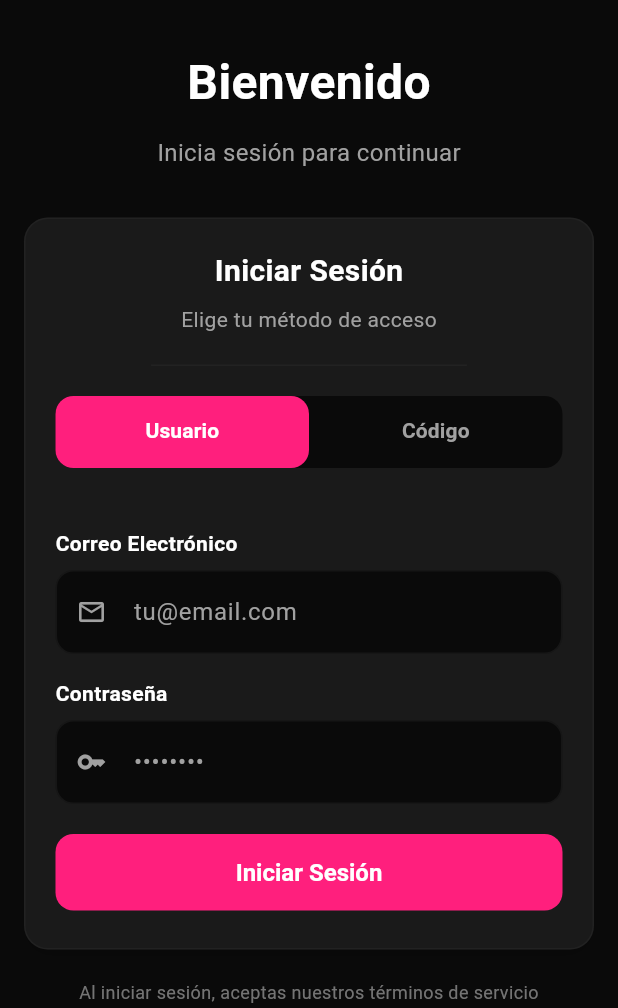
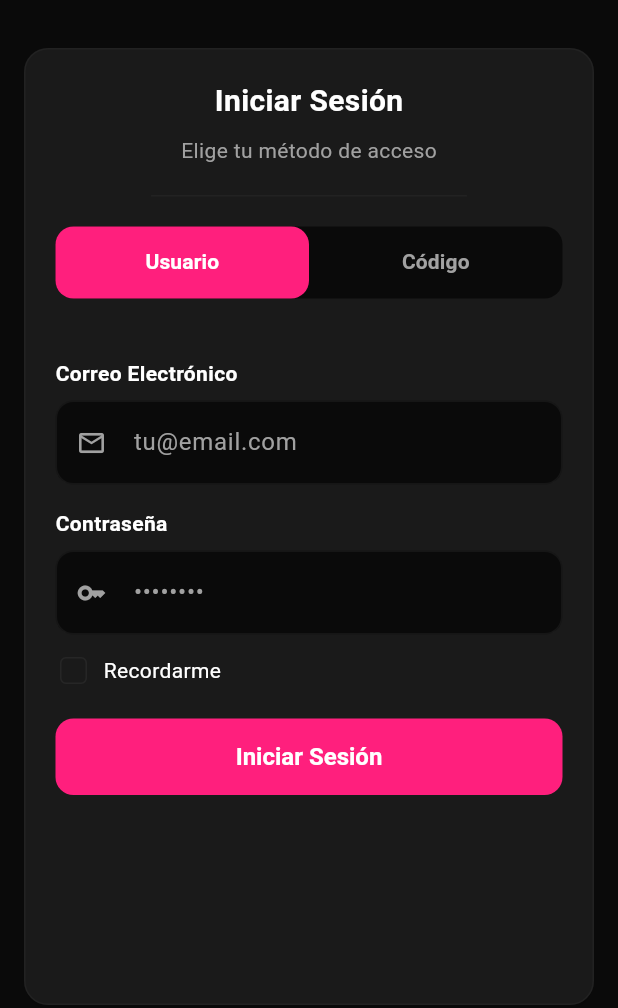
Before and after one commit to mickyys/tocketicket-app, a Flutter app: the screen it shows after launch, on a phone screen of 412 x 824 dp, the part 228-1236 px from its top. Run offline on Flutter 3.47's test engine with Material 3 defaults, Android fonts, the phone set to English and light mode, and no system bars; our stand-ins replace audioplayers, bloc, dartz, dio, equatable, flutter_bloc and 9 more; missing offline and left inert: mobile_scanner; accounts and stored records are empty.

Commit message:
feat: agregar funcionalidad de "Recordarme" en la página de inicio de sesión y mejorar la gestión de credenciales

```diff
--- a/lib/config/app_config.dart
+++ b/lib/config/app_config.dart
@@ -8,7 +8,7 @@ class AppConfig {
 
   static const String _envString = String.fromEnvironment(
     'ENVIRONMENT',
-    defaultValue: 'prod',
+    defaultValue: 'local',
   );
 
   static void setEnvironment() {
--- a/lib/core/services/auth_service.dart
+++ b/lib/core/services/auth_service.dart
@@ -83,7 +83,10 @@ class AuthService {
 
         return {
           'success': false,
-          'error': responseData['message'] ?? 'Error al iniciar sesión',
+          'error':
+              responseData['message'] ??
+              responseData['error'] ??
+              'Error al iniciar sesión',
         };
       }
     } catch (e, stackTrace) {
@@ -164,6 +167,31 @@ class AuthService {
         'error': 'Error de conexión. Verifica tu internet.',
       };
     }
+  }
+
+  static Future<void> saveRememberMeCredentials(
+    String email,
+    String password,
+  ) async {
+    await _storage.write(key: 'remember_me_email', value: email);
+    await _storage.write(key: 'remember_me_password', value: password);
+    await _storage.write(key: 'remember_me_enabled', value: 'true');
+  }
+
+  static Future<void> clearRememberMeCredentials() async {
+    await _storage.delete(key: 'remember_me_email');
+    await _storage.delete(key: 'remember_me_password');
+    await _storage.write(key: 'remember_me_enabled', value: 'false');
+  }
+
+  static Future<Map<String, String?>> getRememberMeCredentials() async {
+    final enabled = await _storage.read(key: 'remember_me_enabled');
+    if (enabled == 'true') {
+      final email = await _storage.read(key: 'remember_me_email');
+      final password = await _storage.read(key: 'remember_me_password');
+      return {'email': email, 'password': password};
+    }
+    return {'email': null, 'password': null};
   }
 
   static Future<Map<String, dynamic>> requestOtp({
--- /dev/null
+++ b/lib/core/utils/global_keys.dart
@@ -0,0 +1,3 @@
+import 'package:flutter/material.dart';
+
+final GlobalKey<NavigatorState> navigatorKey = GlobalKey<NavigatorState>();
--- a/lib/features/auth/presentation/pages/login_page.dart
+++ b/lib/features/auth/presentation/pages/login_page.dart
@@ -24,21 +24,41 @@ class _LoginPageState extends State<LoginPage>
   final List<FocusNode> _codeFocusNodes = List.generate(6, (_) => FocusNode());
   bool _isLoading = false;
   bool _showCodeInput = false;
-  double _tabHeight = 300.0;
+  bool _rememberMe = false;
+  double _tabHeight = 450.0;
 
   @override
   void initState() {
     super.initState();
     _tabController = TabController(length: 2, vsync: this);
     _tabController.addListener(_handleTabChange);
+    _loadRememberedCredentials();
+  }
+
+  Future<void> _loadRememberedCredentials() async {
+    final credentials = await AuthService.getRememberMeCredentials();
+    if (credentials['email'] != null && credentials['password'] != null) {
+      if (mounted) {
+        setState(() {
+          _emailController.text = credentials['email']!;
+          _passwordController.text = credentials['password']!;
+          _rememberMe = true;
+        });
+      }
+    }
   }
 
   void _handleTabChange() {
     if (!_tabController.indexIsChanging) {
-      setState(() {
-        // Usuario = 300, Código = 300
-        _tabHeight = 300.0;
-      });
+      // Calculate height based on index
+      // Tab 0 (Usuario) needs more space for remember me + 2 fields + button
+      // Tab 1 (Código) only has 1 field + button
+      final targetHeight = _tabController.index == 0 ? 450.0 : 300.0;
+      if (_tabHeight != targetHeight) {
+        setState(() {
+          _tabHeight = targetHeight;
+        });
+      }
     }
   }
 
@@ -86,6 +106,15 @@ class _LoginPageState extends State<LoginPage>
             Navigator.of(context).pushReplacement(
               MaterialPageRoute(builder: (context) => const HomePage()),
             );
+          }
+
+          if (_rememberMe) {
+            await AuthService.saveRememberMeCredentials(
+              _emailController.text.trim(),
+              _passwordController.text,
+            );
+          } else {
+            await AuthService.clearRememberMeCredentials();
           }
         } else {
           _showError(result['error'] ?? 'Error al iniciar sesión');
@@ -241,23 +270,6 @@ class _LoginPageState extends State<LoginPage>
                             ),
                           );
                         },
-                      ),
-                      const SizedBox(height: 32),
-                      const Text(
-                        'Bienvenido',
-                        style: TextStyle(
-                          fontSize: 32,
-                          fontWeight: FontWeight.w700,
-                          color: AppColors.textPrimary,
-                        ),
-                      ),
-                      const SizedBox(height: 12),
-                      const Text(
-                        'Inicia sesión para continuar',
-                        style: TextStyle(
-                          fontSize: 16,
-                          color: AppColors.textSecondary,
-                        ),
                       ),
                     ],
                   ),
@@ -488,6 +500,50 @@ class _LoginPageState extends State<LoginPage>
                 ),
               ),
             ),
+          ),
+          const SizedBox(height: 12),
+
+          // Remember Me Checkbox
+          Row(
+            children: [
+              SizedBox(
+                height: 24,
+                width: 24,
+                child: Checkbox(
+                  value: _rememberMe,
+                  onChanged:
+                      _isLoading
+                          ? null
+                          : (value) {
+                            setState(() {
+                              _rememberMe = value ?? false;
+                            });
+                          },
+                  activeColor: AppColors.primary,
+                  side: BorderSide(
+                    color: AppColors.border.withValues(alpha: 0.5),
+                  ),
+                  shape: RoundedRectangleBorder(
+                    borderRadius: BorderRadius.circular(4),
+                  ),
+                ),
+              ),
+              const SizedBox(width: 8),
+              GestureDetector(
+                onTap:
+                    _isLoading
+                        ? null
+                        : () {
+                          setState(() {
+                            _rememberMe = !_rememberMe;
+                          });
+                        },
+                child: const Text(
+                  'Recordarme',
+                  style: TextStyle(fontSize: 14, color: AppColors.textPrimary),
+                ),
+              ),
+            ],
           ),
           const SizedBox(height: 20),
 
--- a/lib/features/scanner/data/datasources/ticket_remote_data_source.dart
+++ b/lib/features/scanner/data/datasources/ticket_remote_data_source.dart
@@ -79,6 +79,8 @@ class TicketRemoteDataSourceImpl implements TicketRemoteDataSource {
           chipId: ticketStatusResponse.chipId ?? '',
           validationCode: ticketStatusResponse.validationCode ?? validationCode,
           isValid: ticketStatusResponse.ticketStatus == 'valid',
+          enableChipId: ticketStatusResponse.enableChipId ?? false,
+          enableRunnerNumber: ticketStatusResponse.enableRunnerNumber ?? false,
         );
       } else if (response.statusCode == 404) {
         throw ServerException('Ticket no encontrado');
--- a/lib/features/scanner/data/models/validation_result_model.dart
+++ b/lib/features/scanner/data/models/validation_result_model.dart
@@ -30,6 +30,8 @@ class ValidationResultModel extends Equatable {
   final String? chipId;
   final String? validationCode;
   final bool? isValid;
+  final bool? enableChipId;
+  final bool? enableRunnerNumber;
 
   const ValidationResultModel({
     required this.eventName,
@@ -50,6 +52,8 @@ class ValidationResultModel extends Equatable {
     this.chipId,
     this.validationCode,
     this.isValid,
+    this.enableChipId,
+    this.enableRunnerNumber,
   });
 
   // Getter para mantener compatibilidad con código existente
@@ -78,6 +82,8 @@ class ValidationResultModel extends Equatable {
       chipId: chipId,
       validationCode: validationCode,
       isValid: isValid ?? (ticketStatus == 'valid'),
+      enableChipId: enableChipId ?? false,
+      enableRunnerNumber: enableRunnerNumber ?? false,
     );
   }
 
--- a/lib/features/scanner/data/repositories/ticket_repository_impl.dart
+++ b/lib/features/scanner/data/repositories/ticket_repository_impl.dart
@@ -91,6 +91,8 @@ class TicketRepositoryImpl implements TicketRepository {
       chipId: model.chipId,
       validationCode: model.validationCode,
       isValid: model.isValid ?? (model.ticketStatus == 'valid'),
+      enableChipId: model.enableChipId ?? false,
+      enableRunnerNumber: model.enableRunnerNumber ?? false,
     );
   }
 
--- a/lib/features/scanner/domain/entities/validation_result.dart
+++ b/lib/features/scanner/domain/entities/validation_result.dart
@@ -17,6 +17,8 @@ class ValidationResult extends Equatable {
   final String? chipId;
   final String? validationCode;
   final bool isValid;
+  final bool enableChipId;
+  final bool enableRunnerNumber;
 
   const ValidationResult({
     required this.eventName,
@@ -35,6 +37,8 @@ class ValidationResult extends Equatable {
     this.chipId,
     this.validationCode,
     this.isValid = true,
+    this.enableChipId = false,
+    this.enableRunnerNumber = false,
   });
 
   @override
@@ -55,5 +59,7 @@ class ValidationResult extends Equatable {
     chipId,
     validationCode,
     isValid,
+    enableChipId,
+    enableRunnerNumber,
   ];
 }
--- a/lib/main.dart
+++ b/lib/main.dart
@@ -22,6 +22,7 @@ import 'features/events/domain/usecases/synchronize_participants.dart';
 import 'features/events/presentation/bloc/event_bloc.dart';
 import 'features/auth/presentation/pages/login_page.dart';
 import 'features/home/presentation/pages/home_page.dart';
+import 'core/utils/global_keys.dart';
 
 void main() async {
   WidgetsFlutterBinding.ensureInitialized();
@@ -93,6 +94,7 @@ class TocketValidatorApp extends StatelessWidget {
           ),
         ],
         child: MaterialApp(
+          navigatorKey: navigatorKey,
           title: AppConstants.appName,
           debugShowCheckedModeBanner: false,
           theme: AppTheme.lightTheme,
--- a/pubspec.yaml
+++ b/pubspec.yaml
@@ -2,7 +2,7 @@ name: tocke
 description: "Tocke Validator - QR Code validation app for event organizers"
 publish_to: 'none'
 
-version: 1.0.2+20
+version: 1.0.2+3
 
 environment:
   sdk: '>=3.7.0 <4.0.0'  # Requerido por mobile_scanner 7.x
@@ -46,6 +46,9 @@ dependencies:
   logger: ^2.4.0
   path_provider: ^2.1.4
   path: ^1.9.0
+
+  # App Info
+  package_info_plus: ^8.1.2
 
   # Notifications & Audio
   audioplayers: ^6.1.0
```
Also changed, not shown: lib/core/services/event_service.dart (+37 -0 lines), lib/features/home/presentation/pages/home_page.dart (+23 -0 lines), lib/features/scanner/data/models/ticket_status_response_model.dart (+8 -0 lines), lib/features/scanner/presentation/widgets/ticket_status_card.dart (+7 -0 lines), lib/features/scanner/data/models/ticket_status_response_model.g.dart, lib/features/scanner/data/models/validation_result_model.g.dart, pubspec.lock, 2 other files.
